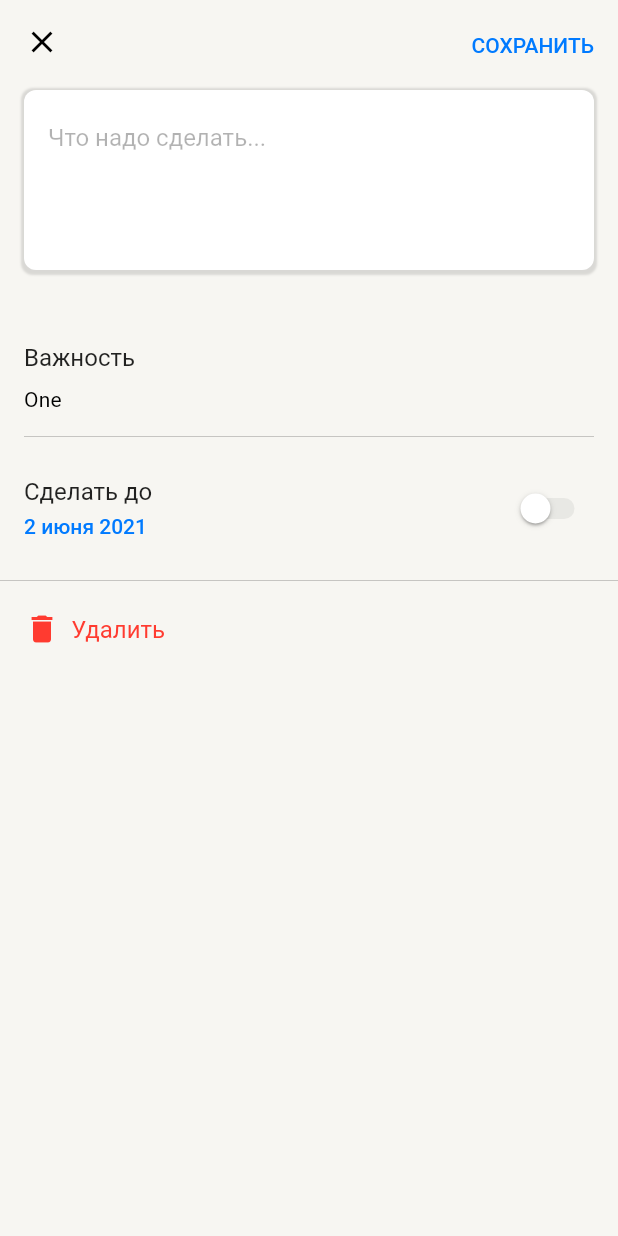
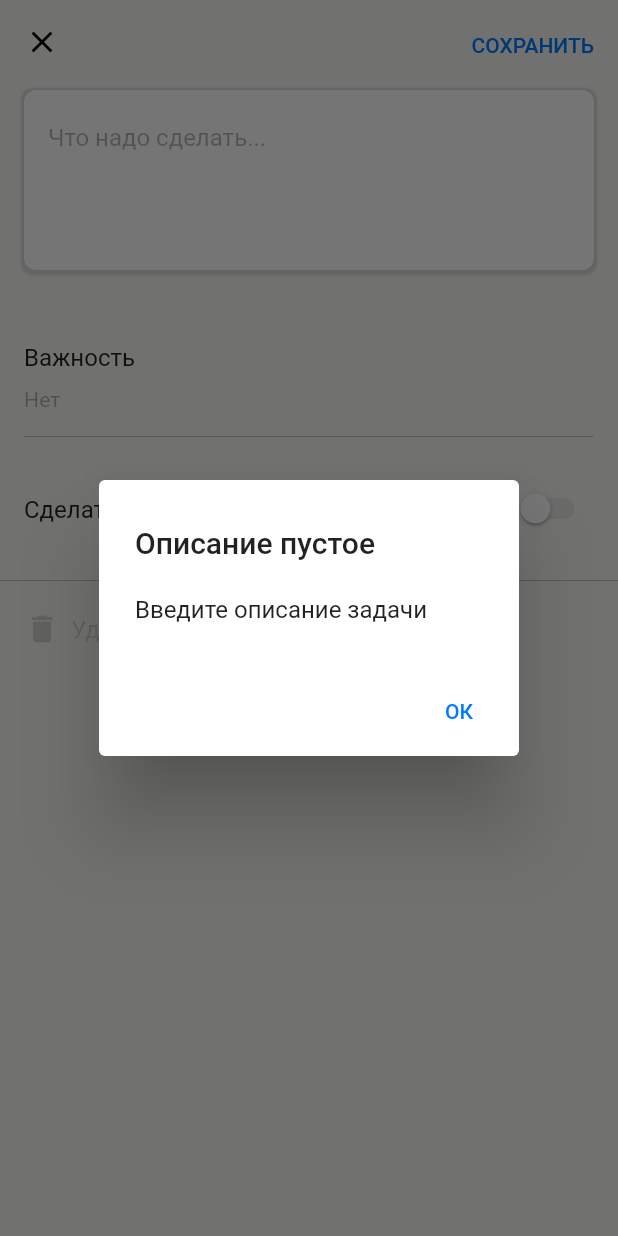
Before and after one commit to aa1dar/TodoApp, a Flutter app: the TaskCreationPage screen opened directly, after a tap on "СОХРАНИТЬ", on a phone screen of 412 x 824 dp. Run offline on Flutter 3.47's test engine with Material 2 defaults, Android fonts, the phone set to English and light mode, and no system bars; drawn by our look-alikes of dropdown_button2; our stand-ins replace flutter_riverpod, sliver_tools.

Commit message:
feat: added task creation/editing logic

```diff
--- a/lib/models/task_priority.dart
+++ b/lib/models/task_priority.dart
@@ -1 +1,14 @@
-enum TaskPriority { high, normal, low }
+enum TaskPriority { normal, low, high }
+
+extension ConverToString on TaskPriority {
+  String toReadableString() {
+    switch (this) {
+      case TaskPriority.high:
+        return '!! Высокий';
+      case TaskPriority.low:
+        return 'Низкий';
+      case TaskPriority.normal:
+        return 'Нет';
+    }
+  }
+}
--- a/lib/ui/pages/task_creation_page.dart
+++ b/lib/ui/pages/task_creation_page.dart
@@ -1,24 +1,49 @@
 import 'package:dropdown_button2/dropdown_button2.dart';
 import 'package:flutter/material.dart';
+import 'package:flutter_riverpod/flutter_riverpod.dart';
+import 'package:todo_app/models/task_model.dart';
+import 'package:todo_app/models/task_priority.dart';
+import 'package:todo_app/providers/task_list_provider.dart';
+import 'package:todo_app/utils/extensions/extensions.dart';
 import 'package:todo_app/utils/style/app_themes.dart';
 
-class TaskCreationPage extends StatefulWidget {
+class TaskCreationPage extends ConsumerStatefulWidget {
   const TaskCreationPage({super.key});
 
   @override
-  State<TaskCreationPage> createState() => _TaskCreationPageState();
+  ConsumerState<TaskCreationPage> createState() => _TaskCreationPageState();
 }
 
-class _TaskCreationPageState extends State<TaskCreationPage> {
+class _TaskCreationPageState extends ConsumerState<TaskCreationPage> {
   late TextEditingController _textEditingController;
-  final List<String> list = <String>['One', 'Two', 'Three'];
-  String? dropdownValue;
-  bool switcher = false;
+  final List<TaskPriority> _list = TaskPriority.values.toList();
+  late final String? _editingTaskId;
+
+  TaskPriority? _dropdownValue = TaskPriority.normal;
+  DateTime? _selectedDate;
+  bool _switcher = false;
+
   @override
   void initState() {
     _textEditingController = TextEditingController();
-    dropdownValue = list.first;
+    _loadData();
     super.initState();
+  }
+
+  bool get isEditing => _editingTaskId != null;
+
+  void _loadData() {
+    final task = ref.read(taskProvider);
+    if (task.id.isEmpty) {
+      _editingTaskId = null;
+      return;
+    }
+
+    _editingTaskId = task.id;
+    _textEditingController.text = task.description;
+    _selectedDate = task.deadline;
+    _dropdownValue = task.priority;
+    _switcher = task.deadline != null;
   }
 
   @override
@@ -48,10 +73,10 @@ class _TaskCreationPageState extends State<TaskCreationPage> {
           Padding(
               padding: const EdgeInsets.symmetric(vertical: 10, horizontal: 16),
               child: TextButton(
-                onPressed: () {},
-                child: Text('СОХРАНИТЬ'),
+                onPressed: onSave,
                 style: TextButton.styleFrom(
-                    padding: EdgeInsets.symmetric(vertical: 4.0)),
+                    padding: const EdgeInsets.symmetric(vertical: 4.0)),
+                child: const Text('СОХРАНИТЬ'),
               ))
         ],
       ),
@@ -82,7 +107,7 @@ class _TaskCreationPageState extends State<TaskCreationPage> {
                     maxLines: null,
                     autofocus: false,
                     scrollPadding: EdgeInsets.zero,
-                    decoration: InputDecoration(
+                    decoration: const InputDecoration(
                       hintText: 'Что надо сделать...',
                     ),
                     controller: _textEditingController,
@@ -91,47 +116,53 @@ class _TaskCreationPageState extends State<TaskCreationPage> {
             const SizedBox(height: 28.0),
             Flexible(
               child: Padding(
-                  padding: EdgeInsets.all(16),
+                  padding: const EdgeInsets.all(16),
                   child: Column(
                       crossAxisAlignment: CrossAxisAlignment.start,
                       children: [
                         Text('Важность', style: textStyle.bodyMedium),
                         DropdownButtonHideUnderline(
-                            child: DropdownButton2<String>(
-                          value: dropdownValue,
-                          iconStyleData: const IconStyleData(
-                              icon: const SizedBox.shrink()),
+                            child: DropdownButton2<TaskPriority>(
+                          value: _dropdownValue,
+                          iconStyleData:
+                              const IconStyleData(icon: SizedBox.shrink()),
                           buttonStyleData:
-                              ButtonStyleData(width: 164, height: 35),
+                              const ButtonStyleData(width: 164, height: 35),
                           isExpanded: false,
-                          // style: textStyle.titleSmall,
                           selectedItemBuilder: (context) {
-                            return list
-                                .map<DropdownMenuItem<String>>((String value) {
-                              TextStyle? style = textStyle.titleSmall;
+                            return _list.map<DropdownMenuItem<TaskPriority>>(
+                                (TaskPriority value) {
+                              Color? textColor = value == TaskPriority.normal
+                                  ? colorScheme.tertiary
+                                  : null;
 
-                              return DropdownMenuItem<String>(
+                              return DropdownMenuItem<TaskPriority>(
                                 value: value,
                                 enabled: true,
                                 child: Text(
-                                  value,
-                                  style: style,
+                                  value.toReadableString(),
+                                  style: textStyle.titleSmall!
+                                      .copyWith(color: textColor),
                                 ),
                               );
                             }).toList();
                           },
-                          onChanged: (String? value) {
+                          onChanged: (TaskPriority? value) {
                             setState(() {
-                              dropdownValue = value!;
+                              _dropdownValue = value!;
                             });
                           },
-                          items: list
-                              .map<DropdownMenuItem<String>>((String value) {
-                            return DropdownMenuItem<String>(
+                          items: _list.map<DropdownMenuItem<TaskPriority>>(
+                              (TaskPriority value) {
+                            Color? textColor = value == TaskPriority.high
+                                ? colorScheme.error
+                                : null;
+                            return DropdownMenuItem<TaskPriority>(
                               value: value,
                               child: Text(
-                                value,
-                                style: textStyle.bodyMedium,
+                                value.toReadableString(),
+                                style: textStyle.bodyMedium!
+                                    .copyWith(color: textColor),
                               ),
                             );
                           }).toList(),
@@ -149,21 +180,27 @@ class _TaskCreationPageState extends State<TaskCreationPage> {
                                     'Сделать до',
                                     style: textStyle.bodyMedium,
                                   ),
-                                  InkWell(
-                                      onTap: () {
-                                        _showDatePicker();
-                                      },
-                                      child: Text('2 июня 2021',
-                                          style: textStyle.labelLarge!.copyWith(
-                                              color: colorScheme.primary)))
+                                  if (_selectedDate != null)
+                                    InkWell(
+                                        onTap: () => _showDatePicker(),
+                                        child: Text(_selectedDate!.toRuLocale(),
+                                            style: textStyle.labelLarge!
+                                                .copyWith(
+                                                    color:
+                                                        colorScheme.primary)))
                                 ],
                               ),
                             ),
                             Switch(
-                                value: switcher,
+                                value: _switcher,
                                 onChanged: (change) {
                                   setState(() {
-                                    switcher = change;
+                                    _switcher = change;
+                                    if (change) {
+                                      _selectedDate = DateTime.now();
+                                    } else {
+                                      _selectedDate = null;
+                                    }
                                   });
                                 })
                           ],
@@ -172,12 +209,11 @@ class _TaskCreationPageState extends State<TaskCreationPage> {
             ),
             const Divider(),
             Padding(
-                padding: EdgeInsets.symmetric(horizontal: 16.0),
+                padding: const EdgeInsets.symmetric(horizontal: 16.0),
                 child: TextButton.icon(
-                    onPressed: () {},
+                    onPressed: isEditing ? onDelete : null,
                     style: TextButton.styleFrom(
                         padding: const EdgeInsets.symmetric(vertical: 4.0),
-                        // iconColor: colorScheme.error,
                         foregroundColor: colorScheme.error,
                         textStyle: textStyle.bodyMedium,
                         disabledForegroundColor: colorScheme.surface),
@@ -187,21 +223,76 @@ class _TaskCreationPageState extends State<TaskCreationPage> {
     );
   }
 
-  void _showDatePicker({DateTime? selectedDay}) {
-    showDatePicker(
+  void onDelete() {
+    ref.read(taskListProvider.notifier).delete(_editingTaskId!);
+    Navigator.pop(context);
+  }
+
+  void onSave() {
+    if (!validateText(_textEditingController.text)) {
+      return;
+    }
+    if (isEditing) {
+      final newTask = TaskModel(
+          id: _editingTaskId!,
+          description: _textEditingController.text,
+          deadline: _selectedDate,
+          priority: _dropdownValue ?? TaskPriority.normal);
+      ref.read(taskListProvider.notifier).change(_editingTaskId!, newTask);
+    } else {
+      ref.read(taskListProvider.notifier).add(_textEditingController.text,
+          priority: _dropdownValue ?? TaskPriority.normal,
+          deadline: _selectedDate);
+    }
+
+    Navigator.pop(context);
+  }
+
+  void _showDatePicker() async {
+    final newDate = await showDatePicker(
       helpText: '',
       initialDatePickerMode: DatePickerMode.day,
       confirmText: 'ГОТОВО',
       cancelText: 'ОТМЕНА',
       context: context,
-      initialDate: selectedDay ?? DateTime.now(),
+      initialDate: _selectedDate ?? DateTime.now(),
       firstDate: DateTime(2023),
       builder: (context, child) => Container(
         child: child,
       ),
       lastDate: DateTime(2024),
     );
+
+    if (newDate != null) {
+      setState(() {
+        _selectedDate = newDate;
+      });
+    }
   }
 
-  // TextStyle getByPriority
+  bool validateText(String text) {
+    if (text.isNotEmpty) {
+      return true;
+    }
+
+    showDialog(
+        context: context,
+        builder: (context) => AlertDialog(
+              title: Text(
+                'Описание пустое',
+                style: Theme.of(context).textTheme.titleMedium,
+              ),
+              content: Text(
+                'Введите описание задачи',
+                style: Theme.of(context).textTheme.bodyMedium,
+              ),
+              actions: [
+                TextButton(
+                    onPressed: () => Navigator.pop(context),
+                    child: const Text('ОК'))
+              ],
+            ));
+
+    return false;
+  }
 }
```
Also changed, not shown: lib/providers/task_list_provider.dart (+25 -5 lines), lib/ui/widgets/task_item.dart (+31 -5 lines), lib/utils/extensions/extensions.dart (added, +20 -0 lines).
